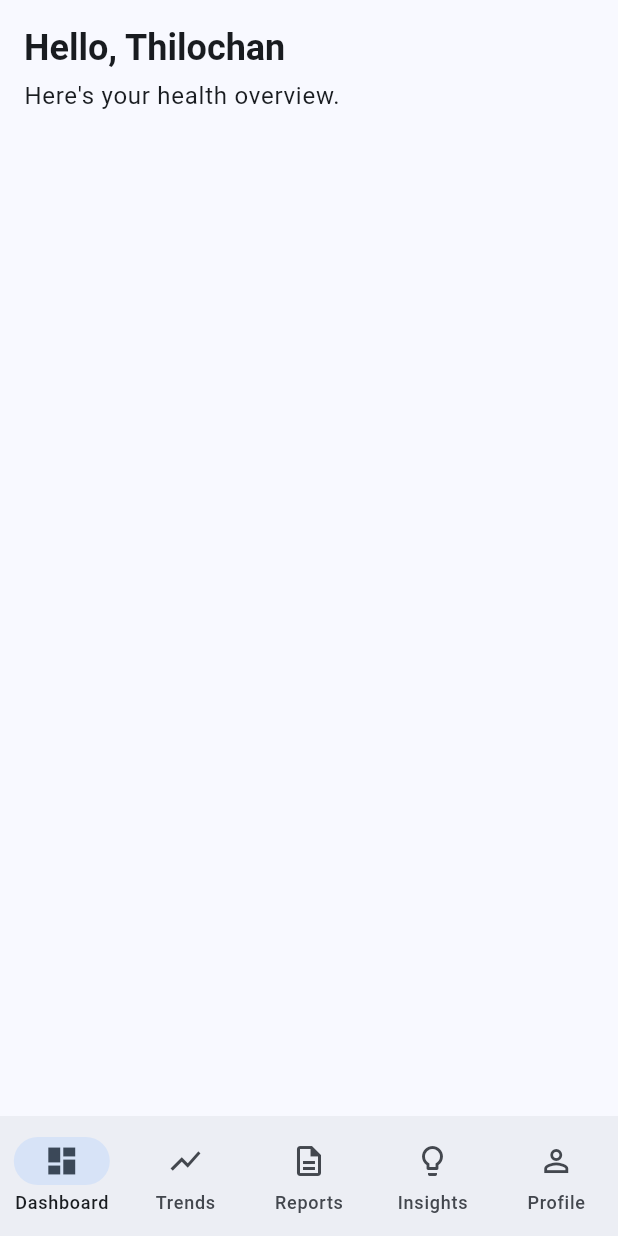
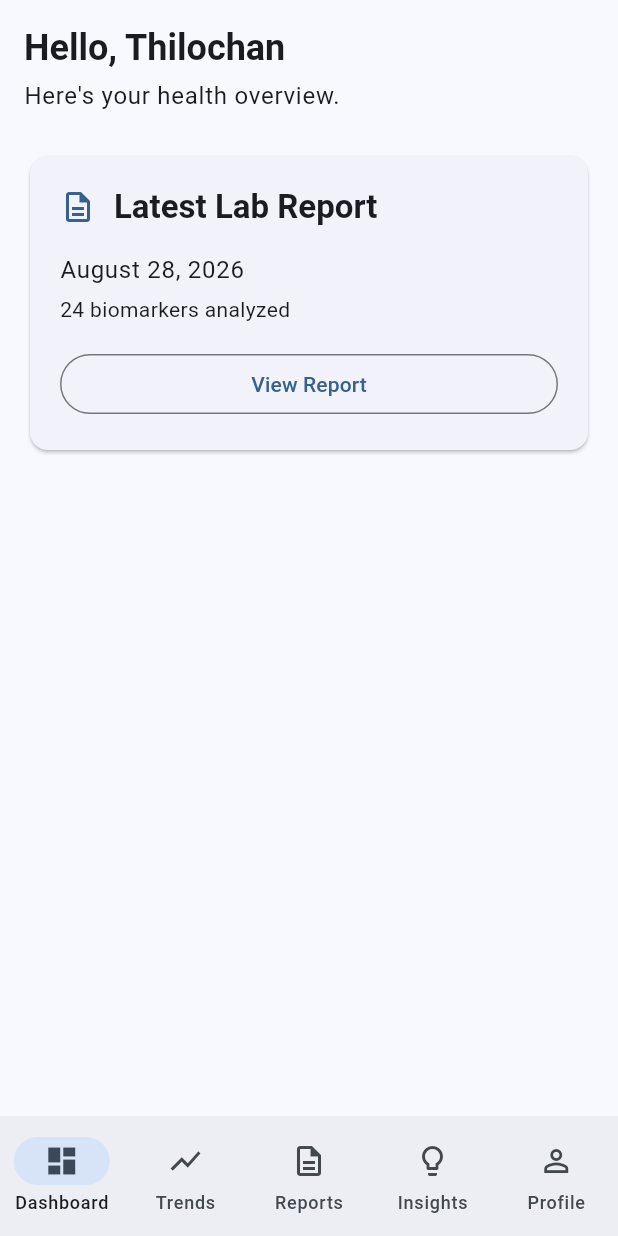
Before and after one commit to t-pathmanathan/Bloodlytics, a Flutter app: the screen it shows after launch, on a phone screen of 412 x 824 dp. Run offline on Flutter 3.47's test engine with Material 3 defaults, Android fonts, the phone set to English and light mode, and no system bars.

Commit message:
feat: add dashboard latest report card

```diff
--- a/lib/features/dashboard/presentation/dashboard_screen.dart
+++ b/lib/features/dashboard/presentation/dashboard_screen.dart
@@ -1,6 +1,7 @@
 import 'package:flutter/material.dart';
 
 import '../widgets/greetings_header.dart';
+import '../widgets/latest_report_card.dart';
 
 class DashboardScreen extends StatelessWidget {
   const DashboardScreen({super.key});
@@ -18,8 +19,8 @@ class DashboardScreen extends StatelessWidget {
                 GreetingHeader(),
                 SizedBox(height: 24),
 
-                // LatestReportCard(),
-                // SizedBox(height: 24),
+                LatestReportCard(),
+                SizedBox(height: 24),
 
                 // HealthSummaryCard(),
                 // SizedBox(height: 24),
--- /dev/null
+++ b/lib/features/dashboard/widgets/latest_report_card.dart
@@ -0,0 +1,52 @@
+import 'package:flutter/material.dart';
+
+class LatestReportCard extends StatelessWidget {
+  const LatestReportCard({super.key});
+
+  @override
+  Widget build(BuildContext context) {
+    return Card(
+      child: Padding(
+        padding: const EdgeInsets.all(20),
+        child: Column(
+          crossAxisAlignment: CrossAxisAlignment.start,
+          children: [
+            Row(
+              children: [
+                Icon(
+                  Icons.description_outlined,
+                  color: Theme.of(context).colorScheme.primary,
+                ),
+                const SizedBox(width: 12),
+                Text(
+                  'Latest Lab Report',
+                  style: Theme.of(
+                    context,
+                  ).textTheme.titleLarge?.copyWith(fontWeight: FontWeight.bold),
+                ),
+              ],
+            ),
+            const SizedBox(height: 16),
+            Text(
+              'August 28, 2026',
+              style: Theme.of(context).textTheme.bodyLarge,
+            ),
+            const SizedBox(height: 4),
+            Text(
+              '24 biomarkers analyzed',
+              style: Theme.of(context).textTheme.bodyMedium,
+            ),
+            const SizedBox(height: 16),
+            SizedBox(
+              width: double.infinity,
+              child: OutlinedButton(
+                onPressed: () {},
+                child: const Text('View Report'),
+              ),
+            ),
+          ],
+        ),
+      ),
+    );
+  }
+}
```
Also changed, not shown: 2 other files.
